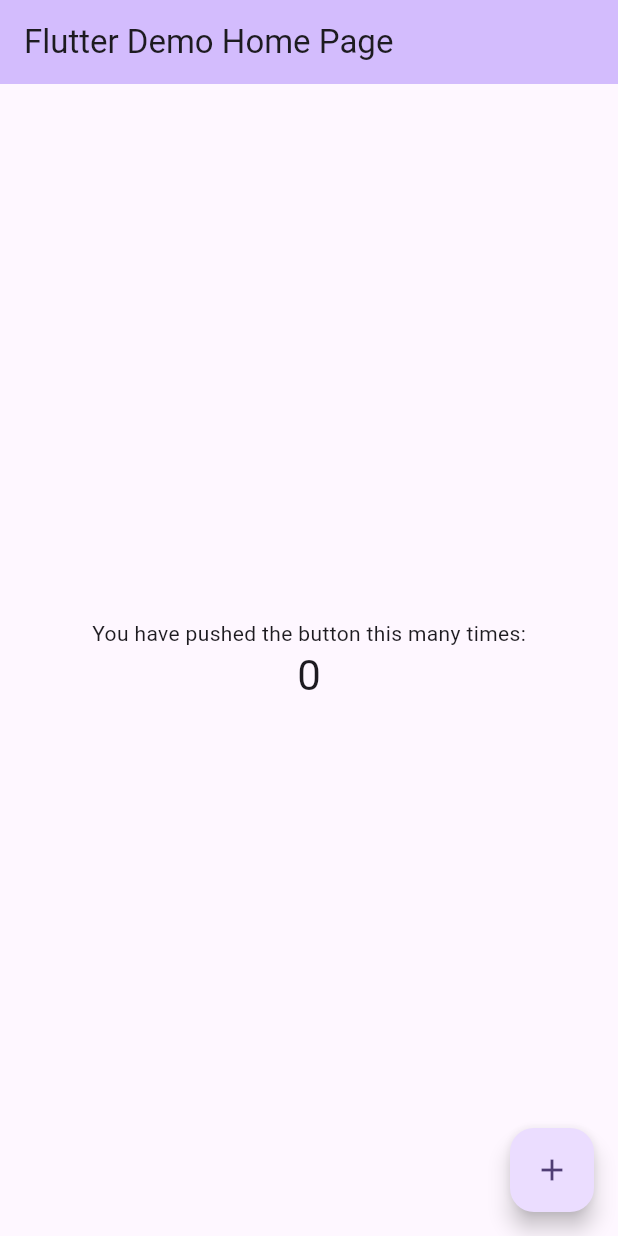
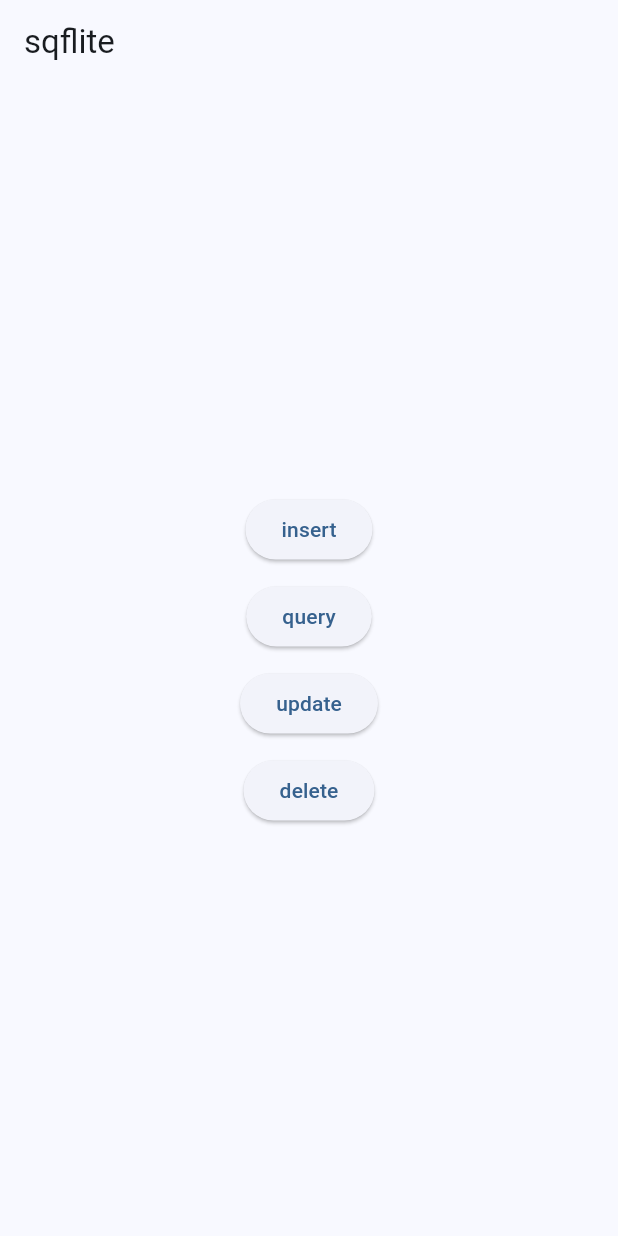
Before and after one commit to itachiispapi/database_app, a Flutter app: the screen it shows after launch, on a phone screen of 412 x 824 dp. Run offline on Flutter 3.47's test engine with Material 3 defaults, Android fonts, the phone set to English and light mode, and no system bars; our stand-ins replace sqflite; accounts and stored records are empty.

Commit message:
added buttons and formatted layout

```diff
--- a/lib/main.dart
+++ b/lib/main.dart
@@ -1,122 +1,54 @@
 import 'package:flutter/material.dart';
+import 'database_helper.dart';
 
-void main() {
+final dbHelper = DatabaseHelper();
+
+Future<void> main() async {
+  WidgetsFlutterBinding.ensureInitialized();
+  await dbHelper.init();
   runApp(const MyApp());
 }
 
 class MyApp extends StatelessWidget {
   const MyApp({super.key});
-
-  // This widget is the root of your application.
   @override
   Widget build(BuildContext context) {
     return MaterialApp(
-      title: 'Flutter Demo',
-      theme: ThemeData(
-        // This is the theme of your application.
-        //
-        // TRY THIS: Try running your application with "flutter run". You'll see
-        // the application has a purple toolbar. Then, without quitting the app,
-        // try changing the seedColor in the colorScheme below to Colors.green
-        // and then invoke "hot reload" (save your changes or press the "hot
-        // reload" button in a Flutter-supported IDE, or press "r" if you used
-        // the command line to start the app).
-        //
-        // Notice that the counter didn't reset back to zero; the application
-        // state is not lost during the reload. To reset the state, use hot
-        // restart instead.
-        //
-        // This works for code too, not just values: Most code changes can be
-        // tested with just a hot reload.
-        colorScheme: ColorScheme.fromSeed(seedColor: Colors.deepPurple),
-      ),
-      home: const MyHomePage(title: 'Flutter Demo Home Page'),
+      title: 'SQFlite Demo',
+      debugShowCheckedModeBanner: false,
+      theme: ThemeData(useMaterial3: true, colorSchemeSeed: Colors.blue),
+      home: const MyHomePage(),
     );
   }
 }
 
-class MyHomePage extends StatefulWidget {
-  const MyHomePage({super.key, required this.title});
-
-  // This widget is the home page of your application. It is stateful, meaning
-  // that it has a State object (defined below) that contains fields that affect
-  // how it looks.
-
-  // This class is the configuration for the state. It holds the values (in this
-  // case the title) provided by the parent (in this case the App widget) and
-  // used by the build method of the State. Fields in a Widget subclass are
-  // always marked "final".
-
-  final String title;
-
-  @override
-  State<MyHomePage> createState() => _MyHomePageState();
-}
-
-class _MyHomePageState extends State<MyHomePage> {
-  int _counter = 0;
-
-  void _incrementCounter() {
-    setState(() {
-      // This call to setState tells the Flutter framework that something has
-      // changed in this State, which causes it to rerun the build method below
-      // so that the display can reflect the updated values. If we changed
-      // _counter without calling setState(), then the build method would not be
-      // called again, and so nothing would appear to happen.
-      _counter++;
-    });
-  }
+class MyHomePage extends StatelessWidget {
+  const MyHomePage({super.key});
 
   @override
   Widget build(BuildContext context) {
-    // This method is rerun every time setState is called, for instance as done
-    // by the _incrementCounter method above.
-    //
-    // The Flutter framework has been optimized to make rerunning build methods
-    // fast, so that you can just rebuild anything that needs updating rather
-    // than having to individually change instances of widgets.
     return Scaffold(
-      appBar: AppBar(
-        // TRY THIS: Try changing the color here to a specific color (to
-        // Colors.amber, perhaps?) and trigger a hot reload to see the AppBar
-        // change color while the other colors stay the same.
-        backgroundColor: Theme.of(context).colorScheme.inversePrimary,
-        // Here we take the value from the MyHomePage object that was created by
-        // the App.build method, and use it to set our appbar title.
-        title: Text(widget.title),
-      ),
+      appBar: AppBar(title: const Text('sqflite')),
       body: Center(
-        // Center is a layout widget. It takes a single child and positions it
-        // in the middle of the parent.
         child: Column(
-          // Column is also a layout widget. It takes a list of children and
-          // arranges them vertically. By default, it sizes itself to fit its
-          // children horizontally, and tries to be as tall as its parent.
-          //
-          // Column has various properties to control how it sizes itself and
-          // how it positions its children. Here we use mainAxisAlignment to
-          // center the children vertically; the main axis here is the vertical
-          // axis because Columns are vertical (the cross axis would be
-          // horizontal).
-          //
-          // TRY THIS: Invoke "debug painting" (choose the "Toggle Debug Paint"
-          // action in the IDE, or press "p" in the console), to see the
-          // wireframe for each widget.
           mainAxisAlignment: MainAxisAlignment.center,
           children: <Widget>[
-            const Text('You have pushed the button this many times:'),
-            Text(
-              '$_counter',
-              style: Theme.of(context).textTheme.headlineMedium,
-            ),
+            ElevatedButton(onPressed: _insert, child: const Text('insert')),
+            const SizedBox(height: 10),
+            ElevatedButton(onPressed: _query, child: const Text('query')),
+            const SizedBox(height: 10),
+            ElevatedButton(onPressed: _update, child: const Text('update')),
+            const SizedBox(height: 10),
+            ElevatedButton(onPressed: _delete, child: const Text('delete')),
           ],
         ),
       ),
-      floatingActionButton: FloatingActionButton(
-        onPressed: _incrementCounter,
-        tooltip: 'Increment',
-        child: const Icon(Icons.add),
-      ), // This trailing comma makes auto-formatting nicer for build methods.
     );
   }
+
+  // will update later
+  static void _insert() async {}
+  static void _query() async {}
+  static void _update() async {}
+  static void _delete() async {}
 }
```
